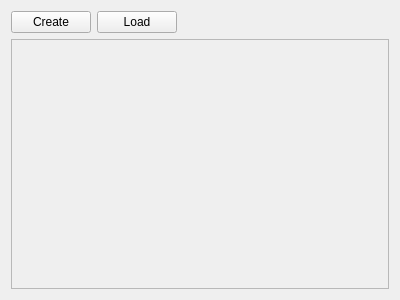
Before: the Qt Designer form qt/Widgets/SentencesWidget/SentencesWidget.ui in ladudin/Dict2FlashcardsQT, drawn with Qt 5.
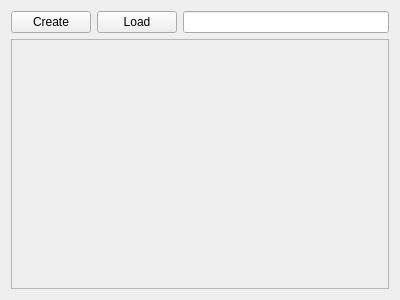
After: the same form once the commit is applied.

Commit message: Line search added

Diff of the .ui file:
```diff
--- a/qt/Widgets/SentencesWidget/SentencesWidget.ui
+++ b/qt/Widgets/SentencesWidget/SentencesWidget.ui
@@ -31,17 +31,7 @@
       </widget>
      </item>
      <item>
-      <spacer name="horizontalSpacer">
-       <property name="orientation">
-        <enum>Qt::Horizontal</enum>
-       </property>
-       <property name="sizeHint" stdset="0">
-        <size>
-         <width>40</width>
-         <height>20</height>
-        </size>
-       </property>
-      </spacer>
+      <widget class="QLineEdit" name="loadSentenceLine"/>
      </item>
     </layout>
    </item>
```
The commit also changes 5 other files.
